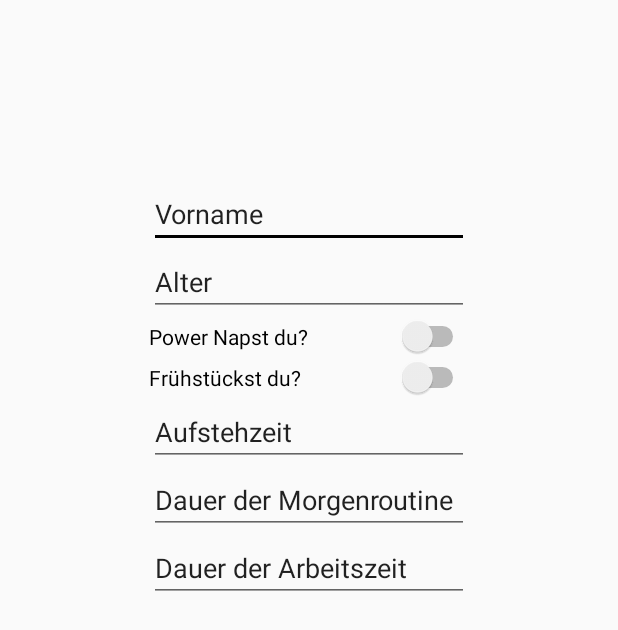
After one commit to Anthony1198/HomeBalance, an Android app: the layout fragment_dateneingabe.xml on its own in the app's theme, with its tools: preview values and no code run, on a phone screen of 412 x 824 dp. The commit adds this screen. Shown: the top 630 px of the screen. Run offline under Robolectric (Android 15) with nearby library versions, the phone set to English and light mode, and no system bars.

Commit message:
DatenEingabe begonnen

```diff
--- a/app/build.gradle
+++ b/app/build.gradle
@@ -36,4 +36,5 @@ dependencies {
     androidTestImplementation 'androidx.test.ext:junit:1.1.1'
     androidTestImplementation 'androidx.test.espresso:espresso-core:3.2.0'
     implementation 'com.github.AppIntro:AppIntro:6.1.0'
+    implementation 'com.github.PhilJay:MPAndroidChart:v3.1.0'
 }
--- a/app/src/main/AndroidManifest.xml
+++ b/app/src/main/AndroidManifest.xml
@@ -21,7 +21,7 @@
                 <category android:name="android.intent.category.DEFAULT" />
             </intent-filter>
         </activity>
-        <activity android:name=".DatenEingabe"/>
+        <activity android:name=".DatenEingabeFragment"/>
     </application>
 
 </manifest>
--- /dev/null
+++ b/app/src/main/res/layout/fragment_dateneingabe.xml
@@ -0,0 +1,73 @@
+<?xml version="1.0" encoding="utf-8"?>
+<RelativeLayout
+    xmlns:android="http://schemas.android.com/apk/res/android"
+    xmlns:tools="http://schemas.android.com/tools"
+    android:layout_width="match_parent"
+    android:layout_height="match_parent">
+
+    <LinearLayout
+        android:id="@+id/linearLayout"
+        android:layout_width="wrap_content"
+        android:layout_height="wrap_content"
+        android:orientation="vertical"
+        android:layout_alignParentTop="true"
+        android:layout_centerHorizontal="true"
+        android:layout_marginTop="120dp">
+
+
+        <EditText
+            android:id="@+id/vorname"
+            android:layout_width="match_parent"
+            android:layout_height="wrap_content"
+            android:ems="10"
+            android:inputType="textPersonName"
+            android:text="Vorname" />
+
+        <EditText
+            android:id="@+id/alter"
+            android:layout_width="match_parent"
+            android:layout_height="wrap_content"
+            android:ems="10"
+            android:inputType="number"
+            android:text="Alter" />
+
+        <Switch
+            android:id="@+id/nap"
+            android:layout_width="match_parent"
+            android:layout_height="wrap_content"
+            android:text="Power Napst du?"/>
+
+        <Switch
+            android:id="@+id/fruehstueck"
+            android:layout_width="match_parent"
+            android:layout_height="wrap_content"
+            android:text="Frühstückst du?" />
+
+        <EditText
+            android:id="@+id/aufstehzeit"
+            android:layout_width="match_parent"
+            android:layout_height="wrap_content"
+            android:ems="10"
+            android:inputType="time"
+            android:text="Aufstehzeit" />
+
+        <EditText
+            android:id="@+id/routine"
+            android:layout_width="match_parent"
+            android:layout_height="wrap_content"
+            android:ems="10"
+            android:inputType="time"
+            android:text="Dauer der Morgenroutine" />
+
+        <EditText
+            android:id="@+id/arbeitszeit"
+            android:layout_width="match_parent"
+            android:layout_height="wrap_content"
+            android:ems="10"
+            android:inputType="time"
+            android:text="Dauer der Arbeitszeit" />
+
+
+    </LinearLayout>
+
+</RelativeLayout>
```
Also changed, not shown: app/src/main/java/com/example/HomeBalance/DatenEingabe.java (deleted, +0 -24 lines), app/src/main/java/com/example/HomeBalance/DatenEingabeFragment.java (added, +21 -0 lines), app/src/main/java/com/example/HomeBalance/IntroActivity.java (+2 -5 lines), app/src/main/res/layout/activity_dateneingabe.xml (deleted, +0 -16 lines).
